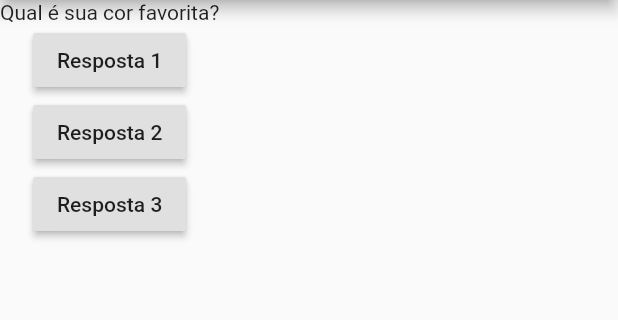
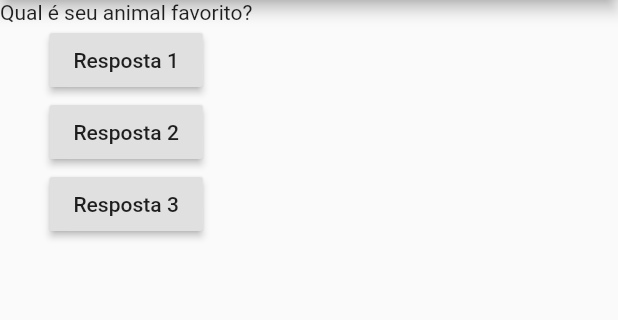
Before and after one commit to Wallace82/perguntas, a Flutter app: the screen it shows after launch, after a tap on "Resposta 1", on a phone screen of 412 x 824 dp, the part 84-404 px from its top. Run offline on Flutter 3.47's test engine with Material 2 defaults, Android fonts, the phone set to English and light mode, and no system bars.

```diff
--- a/lib/main.dart
+++ b/lib/main.dart
@@ -2,18 +2,31 @@ import 'package:flutter/material.dart';
 
 main() => runApp(PerguntaApp());
 
+class PerguntaAppState extends State<PerguntaApp>{
 
-
-class PerguntaApp extends StatelessWidget{
+  var persguntaSelecionada = 0;
 
   void responder(){
+    setState(() {
+      persguntaSelecionada++;
+    });
+
     print('Pergunta repondida!');
   }
+
 
   @override
   Widget build(BuildContext context){
 
-    final perguntas  = ['Qual é sua cor favorita?', 'Qual é seu animal favorito?'];
+    final perguntas  = [
+      'Qual é sua cor favorita?',
+      'Qual é seu animal favorito?',
+      'Qual é sua cor favorita?',
+      'Qual é seu animal favorito?',
+      'Qual é sua cor favorita?',
+      'Qual é seu animal favorito?'
+    ];
+
 
     return MaterialApp(
       home: Scaffold(
@@ -22,16 +35,14 @@ class PerguntaApp extends StatelessWidget{
           ),
           body: Column(
             children:<Widget> [
-             Text(perguntas[0]),
+              Text(perguntas[persguntaSelecionada]),
               RaisedButton(
                   child: Text('Resposta 1') ,
-                 onPressed: (){
-                   print('Resposta 1 respondida!');
-                 }
+                  onPressed: responder
               ),
               RaisedButton(
                   child: Text('Resposta 2') ,
-                 onPressed: ()=> print('Resposta 2 respondida!')
+                  onPressed: responder
               ),
               RaisedButton(
                   child: Text('Resposta 3') ,
@@ -43,3 +54,12 @@ class PerguntaApp extends StatelessWidget{
     );
   }
 }
+
+class PerguntaApp extends StatefulWidget{
+
+  @override
+  PerguntaAppState createState() {
+   return PerguntaAppState();
+  }
+
+}
```
Also changed, not shown: 10 other files. Lines whose indentation alone changed are shown as unchanged.
